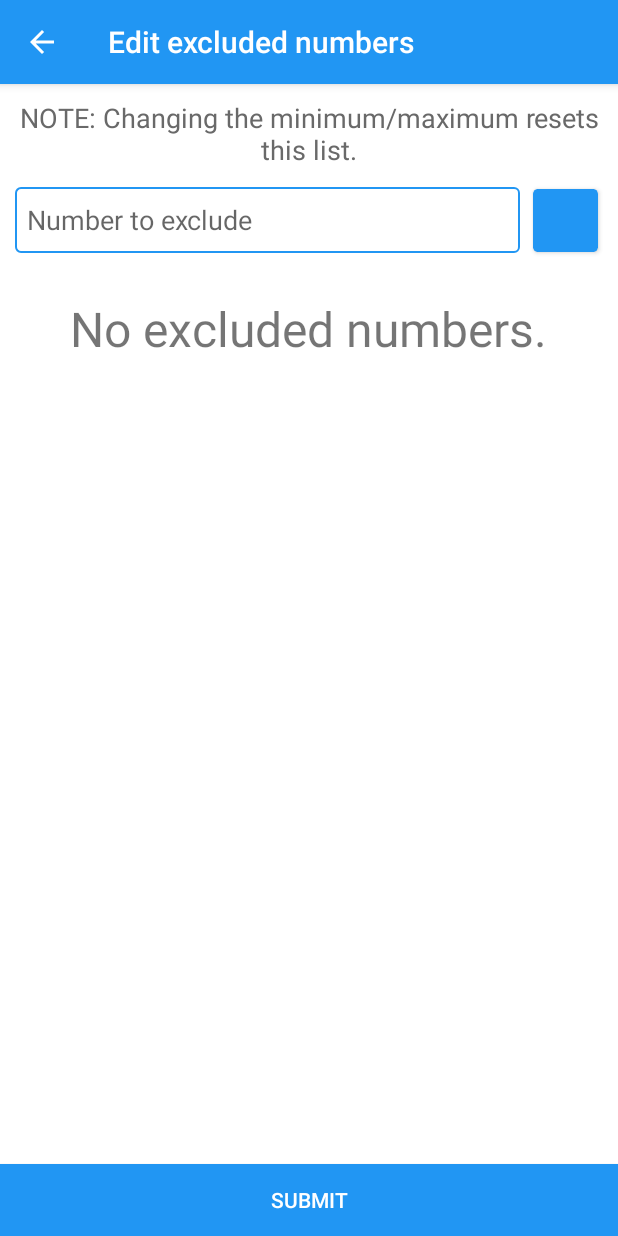
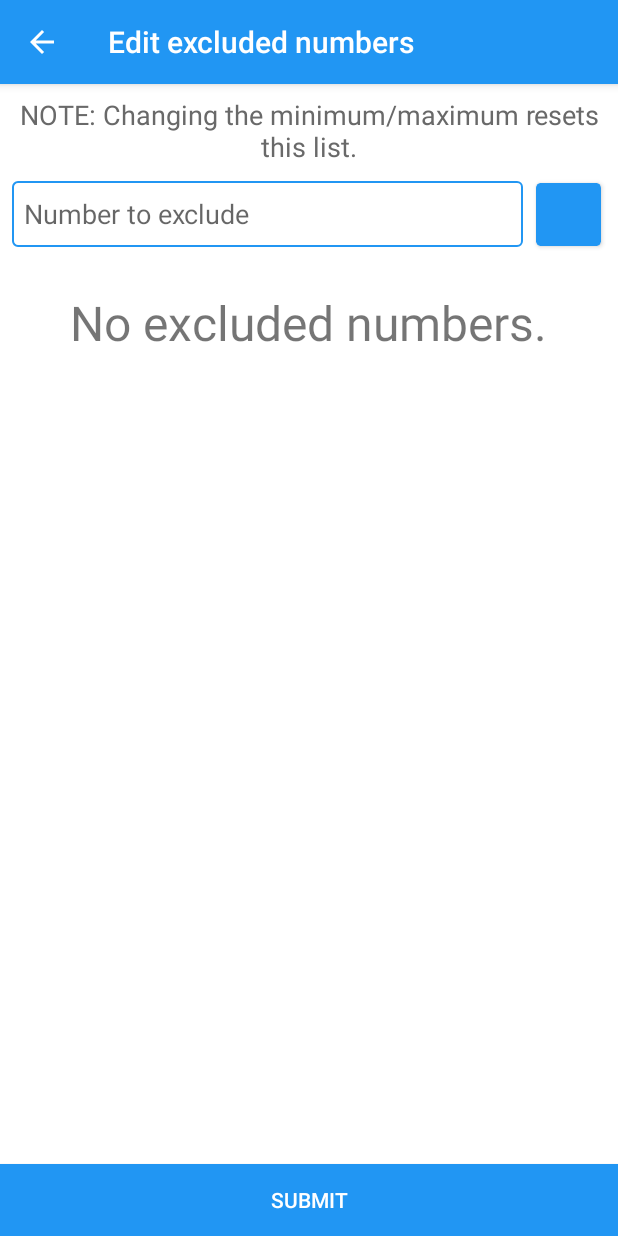
Before and after one commit to Gear61/Random-Number-Generator, an Android app: the EditExcludedActivity screen opened directly, with no data from a screen before it, on a phone screen of 412 x 824 dp. Run offline under Robolectric (Android 15) with nearby library versions, the phone set to English and light mode, and no system bars; our stand-ins replace ButterKnife; libraries missing offline, so code that uses them is left out: com.joanzapata.iconify, com.rey.material; plain views replace Button; 2 statements that could not run were skipped.

Commit message:
Prevent ButterKnife from blocking compile, fix excluded numbers XML

```diff
--- a/app/src/main/res/layout/edit_excluded.xml
+++ b/app/src/main/res/layout/edit_excluded.xml
@@ -21,17 +21,22 @@
             android:layout_above="@+id/submit"
             android:orientation="vertical"
             android:layout_width="match_parent"
-            android:layout_height="match_parent"
-            android:padding="10dp">
+            android:layout_height="match_parent">
+
+            <LinearLayout
+                android:layout_width="match_parent"
+                android:layout_height="wrap_content"
+                android:orientation="vertical"
+                android:padding="8dp">
 
                 <TextView
                     style="@style/input_prefix_style"
                     android:layout_width="match_parent"
                     android:layout_height="wrap_content"
+                    android:layout_marginBottom="8dp"
                     android:text="@string/exclude_note"
                     android:textSize="18sp"
-                android:gravity="center_horizontal"
-                android:layout_marginBottom="10dp"/>
+                    android:gravity="center_horizontal"/>
 
                 <FrameLayout
                     android:layout_width="match_parent"
@@ -53,7 +58,7 @@
                             android:id="@+id/add_icon"
                             android:contentDescription="@string/add_excluded_number"
                             android:layout_width="match_parent"
-                        android:layout_height="match_parent" />
+                            android:layout_height="match_parent"/>
                     </android.support.v7.widget.CardView>
 
                     <EditText
@@ -83,12 +88,12 @@
                     android:textSize="32sp"
                     android:layout_width="wrap_content"
                     android:layout_height="wrap_content"/>
+            </LinearLayout>
 
             <ListView
                 android:id="@+id/excluded_numbers"
-                android:layout_marginTop="5dp"
                 android:layout_width="match_parent"
-                android:layout_height="match_parent" />
+                android:layout_height="match_parent"/>
         </LinearLayout>
     </RelativeLayout>
 </android.support.design.widget.CoordinatorLayout>
--- a/app/src/main/res/layout/excluded_number_cell.xml
+++ b/app/src/main/res/layout/excluded_number_cell.xml
@@ -2,7 +2,8 @@
 <RelativeLayout
     xmlns:android="http://schemas.android.com/apk/res/android"
     android:layout_width="match_parent"
-    android:layout_height="wrap_content">
+    android:layout_height="wrap_content"
+    android:padding="8dp">
 
     <com.joanzapata.iconify.widget.IconTextView
         android:id="@+id/delete_icon"
@@ -12,6 +13,8 @@
 
     <TextView
         android:id="@+id/excluded_number"
+        android:layout_marginLeft="4dp"
+        android:layout_alignParentLeft="true"
         android:layout_toLeftOf="@+id/delete_icon"
         style="@style/action_item"/>
 </RelativeLayout>
```
Also changed, not shown: app/build.gradle (+5 -2 lines), 1 other file. Lines whose indentation alone changed are shown as unchanged.
